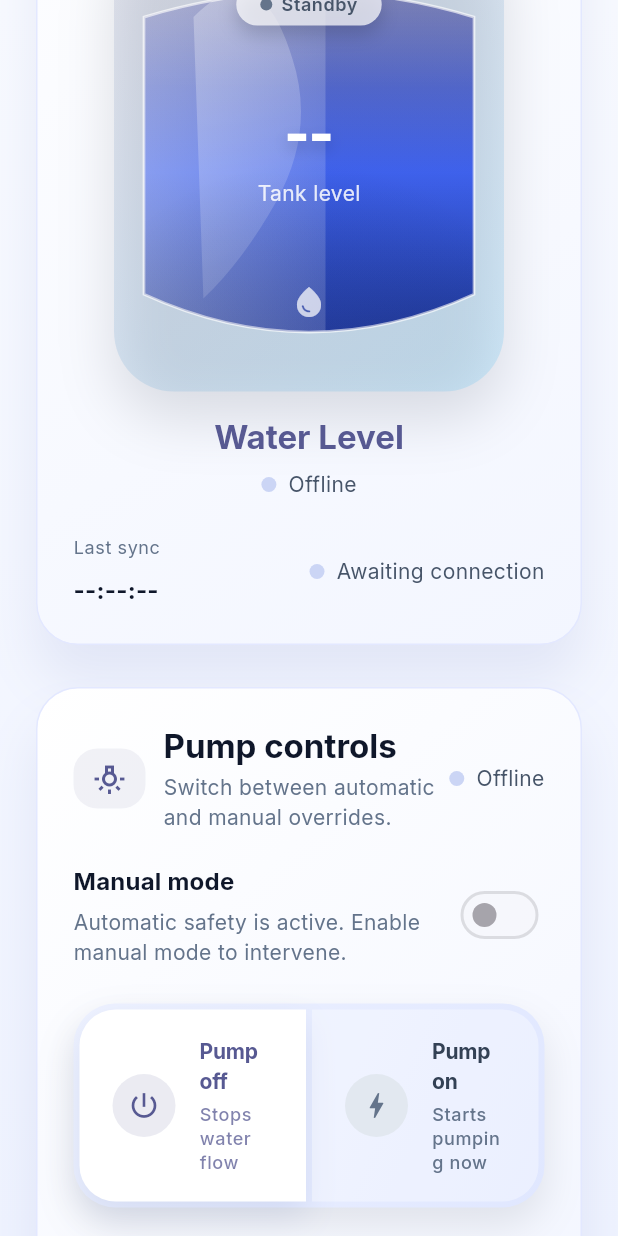
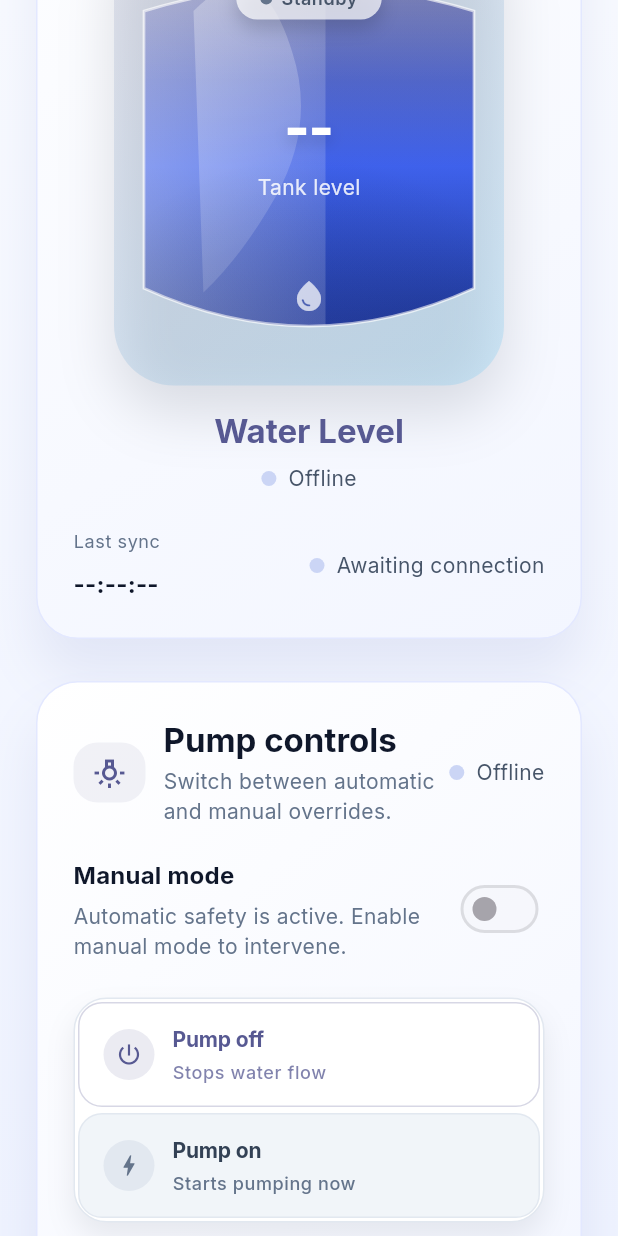
Before and after one commit to freewill629/homivaappnew, a Flutter app: the screen it shows once a user with an empty profile is signed in, scrolled down 576 dp, on a phone screen of 412 x 824 dp. Run offline on Flutter 3.47's test engine with Material 3 defaults, Android fonts, the phone set to English and light mode, and no system bars; our stand-ins replace firebase_auth, firebase_core, firebase_database, google_fonts; accounts and stored records are empty.

Commit message:
Refine dashboard greeting and compact pump controls

```diff
--- a/lib/screens/dashboard/dashboard_screen.dart
+++ b/lib/screens/dashboard/dashboard_screen.dart
@@ -27,6 +27,8 @@ class DashboardScreen extends StatelessWidget {
     final manualModeKnown = manualMode != null;
     final manualModeEnabled = manualMode ?? false;
     final canToggle = tankProvider.canControl && !tankProvider.isWriting;
+    final displayName = user != null ? _displayName(user) : null;
+    final initials = user != null ? _initialsForUser(user) : 'H';
 
     final theme = Theme.of(context);
 
@@ -87,12 +89,10 @@ class DashboardScreen extends StatelessWidget {
                     child: Row(
                       children: [
                         CircleAvatar(
-                          radius: 32,
+                          radius: 30,
                           backgroundColor: theme.colorScheme.primary.withOpacity(0.12),
                           child: Text(
-                            user.email != null && user.email!.isNotEmpty
-                                ? user.email!.substring(0, 1).toUpperCase()
-                                : 'H',
+                            initials,
                             style: theme.textTheme.titleLarge?.copyWith(
                               color: theme.colorScheme.primary,
                               fontWeight: FontWeight.w700,
@@ -110,7 +110,7 @@ class DashboardScreen extends StatelessWidget {
                               ),
                               const SizedBox(height: 6),
                               Text(
-                                user.email ?? 'Explorer',
+                                displayName ?? 'Explorer',
                                 style: theme.textTheme.titleLarge?.copyWith(fontWeight: FontWeight.w700),
                               ),
                             ],
@@ -380,6 +380,64 @@ class DashboardScreen extends StatelessWidget {
     final seconds = time.second.toString().padLeft(2, '0');
     return '$hours:$minutes:$seconds';
   }
+
+  String _displayName(User user) {
+    final trimmedName = user.displayName?.trim();
+    if (trimmedName != null && trimmedName.isNotEmpty) {
+      return trimmedName;
+    }
+
+    final email = user.email;
+    if (email != null && email.isNotEmpty) {
+      final localPart = email.split('@').first;
+      final normalized = localPart.replaceAll(RegExp(r'[._-]+'), ' ');
+      final segments = normalized.split(RegExp(r'\s+')).where((segment) => segment.isNotEmpty).toList();
+      if (segments.isNotEmpty) {
+        return segments.map(_capitalize).join(' ');
+      }
+      if (localPart.isNotEmpty) {
+        return _capitalize(localPart);
+      }
+    }
+
+    return 'Explorer';
+  }
+
+  String _initialsForUser(User user) {
+    final name = _displayName(user);
+    final parts = name.split(RegExp(r'\s+')).where((part) => part.isNotEmpty).toList();
+    if (parts.isEmpty) {
+      return 'H';
+    }
+
+    final first = parts.first;
+    final last = parts.length > 1 ? parts.last : '';
+
+    final buffer = StringBuffer();
+    if (first.isNotEmpty) {
+      buffer.write(first[0].toUpperCase());
+    }
+    if (last.isNotEmpty) {
+      buffer.write(last[0].toUpperCase());
+    }
+
+    final result = buffer.toString();
+    if (result.isNotEmpty) {
+      return result;
+    }
+
+    return 'H';
+  }
+
+  String _capitalize(String value) {
+    if (value.isEmpty) {
+      return value;
+    }
+    if (value.length == 1) {
+      return value.toUpperCase();
+    }
+    return value[0].toUpperCase() + value.substring(1).toLowerCase();
+  }
 }
 
 class _DisconnectedBanner extends StatelessWidget {
--- a/lib/widgets/tank_toggle.dart
+++ b/lib/widgets/tank_toggle.dart
@@ -18,28 +18,56 @@ class TankToggle extends StatelessWidget {
   Widget build(BuildContext context) {
     final theme = Theme.of(context);
     final canInteract = enabled && !busy;
+    return LayoutBuilder(
+      builder: (context, constraints) {
+        final isCompact = constraints.maxWidth < 360;
+        final outerRadius = BorderRadius.circular(22);
         return Stack(
           alignment: Alignment.center,
           children: [
             DecoratedBox(
               decoration: BoxDecoration(
-            borderRadius: BorderRadius.circular(28),
-            gradient: const LinearGradient(
-              colors: [Color(0xFFEEF2FF), Color(0xFFE0E7FF)],
-              begin: Alignment.topLeft,
-              end: Alignment.bottomRight,
-            ),
+                borderRadius: outerRadius,
+                color: Colors.white,
+                border: Border.all(color: const Color(0xFFE2E8F0)),
                 boxShadow: const [
                   BoxShadow(
-                color: Color(0x190F172A),
-                blurRadius: 22,
-                offset: Offset(0, 12),
+                    color: Color(0x140F172A),
+                    blurRadius: 16,
+                    offset: Offset(0, 10),
                   ),
                 ],
               ),
               child: Padding(
-            padding: const EdgeInsets.all(4),
-            child: Row(
+                padding: const EdgeInsets.all(3),
+                child: isCompact
+                    ? Column(
+                        crossAxisAlignment: CrossAxisAlignment.stretch,
+                        children: [
+                          _ToggleOption(
+                            icon: Icons.power_settings_new,
+                            title: 'Pump off',
+                            subtitle: 'Stops water flow',
+                            selected: !isOn,
+                            onTap: canInteract && isOn ? () => onChanged(false) : null,
+                            theme: theme,
+                            borderRadius: BorderRadius.circular(16),
+                            dense: true,
+                          ),
+                          const SizedBox(height: 4),
+                          _ToggleOption(
+                            icon: Icons.bolt,
+                            title: 'Pump on',
+                            subtitle: 'Starts pumping now',
+                            selected: isOn,
+                            onTap: canInteract && !isOn ? () => onChanged(true) : null,
+                            theme: theme,
+                            borderRadius: BorderRadius.circular(16),
+                            dense: true,
+                          ),
+                        ],
+                      )
+                    : Row(
                         children: [
                           Expanded(
                             child: _ToggleOption(
@@ -50,12 +78,12 @@ class TankToggle extends StatelessWidget {
                               onTap: canInteract && isOn ? () => onChanged(false) : null,
                               theme: theme,
                               borderRadius: const BorderRadius.only(
-                      topLeft: Radius.circular(24),
-                      bottomLeft: Radius.circular(24),
+                                topLeft: Radius.circular(18),
+                                bottomLeft: Radius.circular(18),
                               ),
                             ),
                           ),
-                const SizedBox(width: 4),
+                          const SizedBox(width: 3),
                           Expanded(
                             child: _ToggleOption(
                               icon: Icons.bolt,
@@ -65,8 +93,8 @@ class TankToggle extends StatelessWidget {
                               onTap: canInteract && !isOn ? () => onChanged(true) : null,
                               theme: theme,
                               borderRadius: const BorderRadius.only(
-                      topRight: Radius.circular(24),
-                      bottomRight: Radius.circular(24),
+                                topRight: Radius.circular(18),
+                                bottomRight: Radius.circular(18),
                               ),
                             ),
                           ),
@@ -77,14 +105,14 @@ class TankToggle extends StatelessWidget {
             if (!enabled)
               Container(
                 decoration: BoxDecoration(
-              borderRadius: BorderRadius.circular(28),
-              color: Colors.white.withOpacity(0.6),
+                  borderRadius: outerRadius,
+                  color: Colors.white.withOpacity(0.65),
                 ),
               ),
             if (busy)
               Container(
                 decoration: BoxDecoration(
-              borderRadius: BorderRadius.circular(28),
+                  borderRadius: outerRadius,
                   color: Colors.white.withOpacity(0.75),
                 ),
                 alignment: Alignment.center,
@@ -94,6 +122,8 @@ class TankToggle extends StatelessWidget {
                 ),
               ),
           ],
+        );
+      },
     );
   }
 }
@@ -107,6 +137,7 @@ class _ToggleOption extends StatelessWidget {
     required this.theme,
     required this.borderRadius,
     this.onTap,
+    this.dense = false,
   });
 
   final IconData icon;
@@ -116,6 +147,7 @@ class _ToggleOption extends StatelessWidget {
   final ThemeData theme;
   final BorderRadius borderRadius;
   final VoidCallback? onTap;
+  final bool dense;
 
   @override
   Widget build(BuildContext context) {
@@ -126,16 +158,10 @@ class _ToggleOption extends StatelessWidget {
       curve: Curves.easeOut,
       decoration: BoxDecoration(
         borderRadius: borderRadius,
-        color: selected ? Colors.white : Colors.white.withOpacity(0.35),
-        boxShadow: selected
-            ? const [
-                BoxShadow(
-                  color: Color(0x1A1E3A8A),
-                  blurRadius: 18,
-                  offset: Offset(0, 10),
+        color: selected ? Colors.white : const Color(0xFFF1F5F9),
+        border: Border.all(
+          color: selected ? theme.colorScheme.primary.withOpacity(0.24) : const Color(0xFFE2E8F0),
         ),
-              ]
-            : null,
       ),
       child: Material(
         type: MaterialType.transparency,
@@ -143,7 +169,10 @@ class _ToggleOption extends StatelessWidget {
           borderRadius: borderRadius,
           onTap: onTap,
           child: Padding(
-            padding: const EdgeInsets.symmetric(horizontal: 22, vertical: 18),
+            padding: EdgeInsets.symmetric(
+              horizontal: dense ? 16 : 20,
+              vertical: dense ? 14 : 16,
+            ),
             child: Row(
               crossAxisAlignment: CrossAxisAlignment.center,
               children: [
@@ -154,14 +183,14 @@ class _ToggleOption extends StatelessWidget {
                         ? theme.colorScheme.primary.withOpacity(0.12)
                         : const Color(0xFFE2E8F0),
                   ),
-                  padding: const EdgeInsets.all(10),
+                  padding: EdgeInsets.all(dense ? 8 : 10),
                   child: Icon(
                     icon,
                     color: selected ? theme.colorScheme.primary : const Color(0xFF64748B),
-                    size: 22,
+                    size: dense ? 18 : 20,
                   ),
                 ),
-                const SizedBox(width: 16),
+                SizedBox(width: dense ? 12 : 16),
                 Expanded(
                   child: Column(
                     crossAxisAlignment: CrossAxisAlignment.start,
```
Lines whose indentation alone changed are shown as unchanged.
